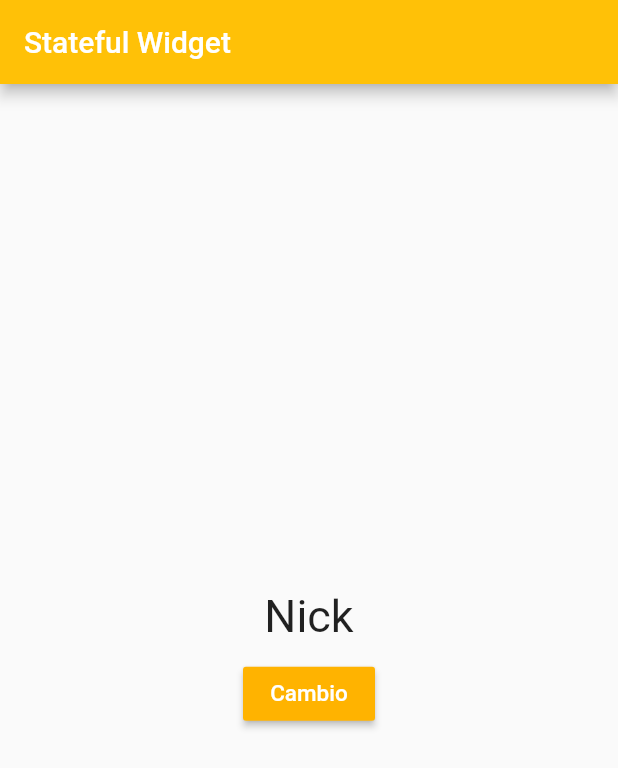
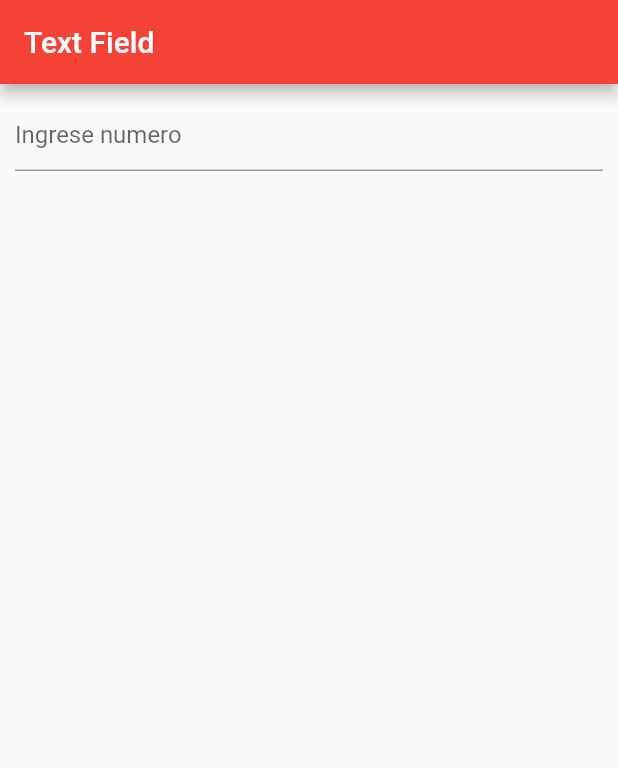
Before and after one commit to jotasie7e/pruebas_def, a Flutter app: the screen it shows after launch, on a phone screen of 412 x 824 dp. Shown: the top 768 px of the screen. Run offline on Flutter 3.47's test engine with Material 2 defaults, Android fonts, the phone set to English and light mode, and no system bars.

Commit message:
Text Field

```diff
--- a/lib/main.dart
+++ b/lib/main.dart
@@ -2,30 +2,25 @@ import 'package:flutter/material.dart';
 
 void main(){
   runApp(new MaterialApp(
-    home: MyButtom(),
+    home: MyTextField(),
   ));
 }
 
-class MyButtom extends StatefulWidget{
+class MyTextField extends StatefulWidget{
   @override
-  _MyButtomState createState() => new _MyButtomState();
+  _MyTextFieldState createState() => new _MyTextFieldState();
 }
 
-class _MyButtomState extends State<MyButtom>{
-  String text = "Nick";
-  List<String> vector = ["Juan", "Sebastian", "JotaSiete"];
-  int cont = 0;
+class _MyTextFieldState extends State<MyTextField>{
+  String text = "";
 
-  void onPressButton() {
-    setState(() {   //Actualiza y renderiza el widget de nuevo
-      cont++;
-      if(cont == 3) {
-        cont = 0;
-        text = vector[cont];
-      }
-      else{
-        text = vector[cont];
-      }
+  final TextEditingController controller = new TextEditingController();
+
+  void onSubmitted(String value){
+    print(value);
+    setState((){
+      text = text + "\n" + value;
+      controller.text = "";
     });
   }
 
@@ -33,24 +28,23 @@ class _MyButtomState extends State<MyButtom>{
   Widget build(BuildContext context) {
     return new Scaffold(
       appBar: new AppBar(
-        backgroundColor: Colors.amber,
-        title: new Text("Stateful Widget"),
+        title: new Text("Text Field",),
+        backgroundColor: Colors.red,
       ),
       body: new Container(
-        child: Center(
+        padding: const EdgeInsets.all(10.0),
+        child: new Center(
           child: new Column(
-            mainAxisAlignment: MainAxisAlignment.center,
             children: <Widget>[
-              new Text(text, style: new TextStyle(fontSize: 30.0)),  //Variable text que vamos variando en el metodo onPress
-              new Padding(padding: new EdgeInsets.all(5.0)),
-              new RaisedButton(        //Boton
-                child: new Text("Cambio", style: new TextStyle(color: Colors.white, fontSize: 15.0)),
-                color: Colors.amber[600],
-                onPressed: onPressButton,
-              )
-            ]
-          )
-        )
+              new TextField(
+                decoration: new InputDecoration(hintText: "Ingrese numero"),
+                onSubmitted: (String value){onSubmitted(value);},
+                controller: controller,
+              ),
+              new Text(text)
+            ],
+          ),
+        ),
       ),
     );
   }
```
